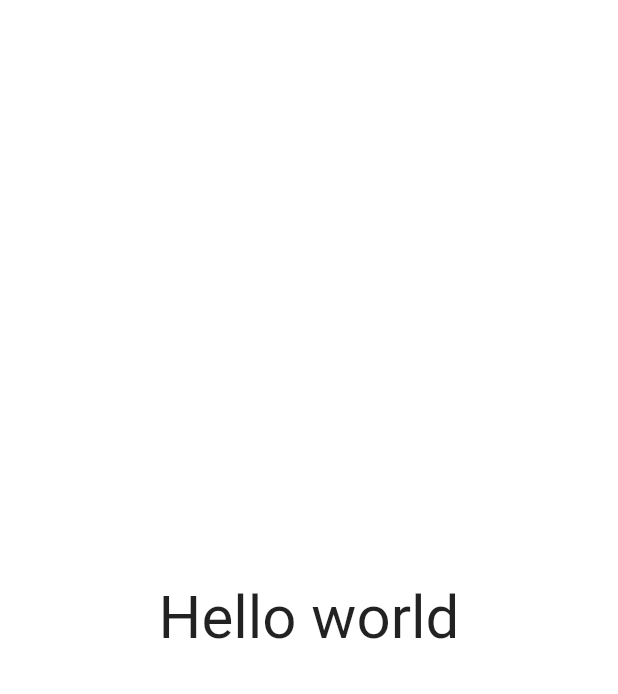
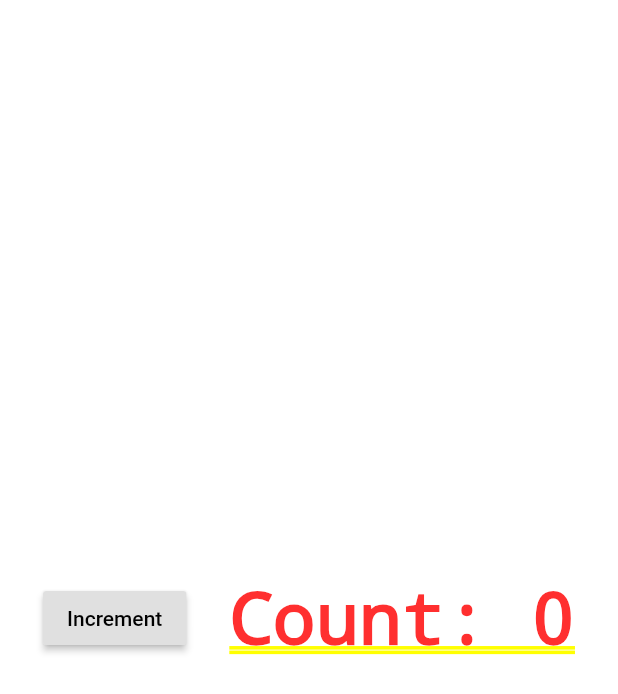
Before and after one commit to kylescf2/FlutterLearning, a Flutter app: the screen it shows after launch, on a phone screen of 412 x 824 dp. Shown: the top 694 px of the screen. Run offline on Flutter 3.47's test engine with Material 2 defaults, Android fonts, the phone set to English and light mode, and no system bars.

Commit message:
MOD: 点击计数例子

```diff
--- a/flutter_app/lib/main.dart
+++ b/flutter_app/lib/main.dart
@@ -6,14 +6,37 @@ class MyApp extends StatelessWidget {
   // This widget is the root of your application.
   @override
   Widget build(BuildContext context) {
-    return new Container(
-      decoration: new BoxDecoration(color: Colors.white),
-      child: new Center(
-        child: new Text('Hello world',
-          textDirection: TextDirection.ltr,
-          style: new TextStyle(fontSize: 40.0, color: Colors.black87)
-        )
-      ),
+    return new MaterialApp(
+      home: new Container(
+          decoration: new BoxDecoration(color: Colors.white),
+          child: new Counter()
+      )
     );
   }
 }
+
+class Counter extends StatefulWidget {
+  @override
+  _CounterState createState() => new _CounterState();
+}
+
+class _CounterState extends State<Counter> {
+  int _counter = 0;
+
+  void _increment() {
+    setState(() {
+      _counter++;
+    });
+  }
+
+  @override
+  Widget build(BuildContext context) {
+    return new Row(
+      mainAxisAlignment: MainAxisAlignment.spaceEvenly,
+      children: <Widget>[
+        new RaisedButton(onPressed: _increment, child: new Text('Increment'), textColor: Colors.black,),
+        new Text('Count: $_counter'),
+      ]
+    );
+  }
+}
```
